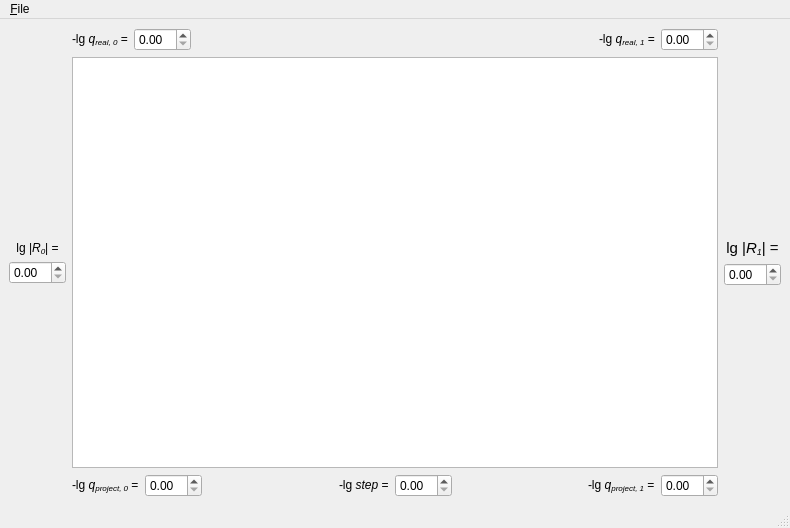
Qt form Protection_in_emergencies/risk_calculation/src/forms/main_window.ui (rutsky/semester10) before a commit.
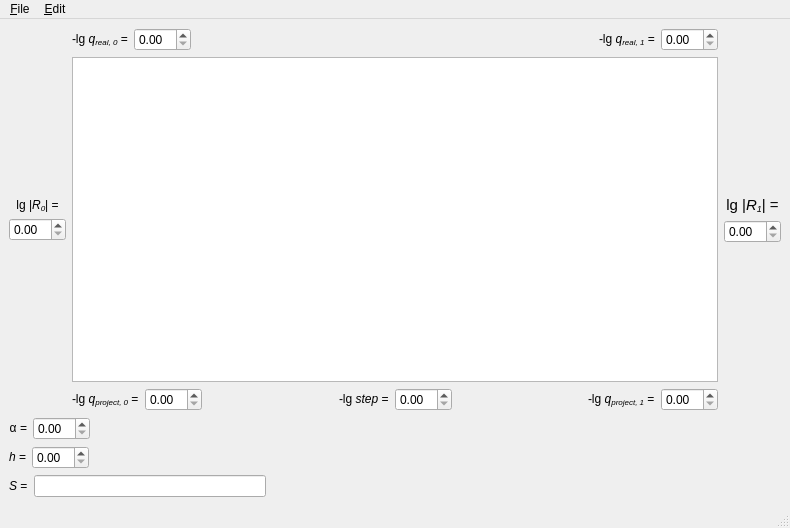
The same form after that commit.

```diff
--- a/Protection_in_emergencies/risk_calculation/src/forms/main_window.ui
+++ b/Protection_in_emergencies/risk_calculation/src/forms/main_window.ui
@@ -14,8 +14,8 @@
    <string>Risk Calculation Suite</string>
   </property>
   <widget class="QWidget" name="centralwidget">
-   <layout class="QGridLayout" name="gridLayout">
-    <item row="0" column="2">
+   <layout class="QVBoxLayout" name="verticalLayout_4">
+    <item>
      <layout class="QGridLayout" name="gridLayout_2">
       <item row="0" column="1">
        <layout class="QHBoxLayout" name="horizontalLayout">
@@ -215,8 +215,112 @@
       </item>
      </layout>
     </item>
-    <item row="1" column="2">
-     <layout class="QGridLayout" name="gridLayout_3"/>
+    <item>
+     <layout class="QGridLayout" name="gridLayout_4">
+      <item row="0" column="2">
+       <spacer name="horizontalSpacer_5">
+        <property name="orientation">
+         <enum>Qt::Horizontal</enum>
+        </property>
+        <property name="sizeHint" stdset="0">
+         <size>
+          <width>40</width>
+          <height>20</height>
+         </size>
+        </property>
+       </spacer>
+      </item>
+      <item row="1" column="0">
+       <layout class="QHBoxLayout" name="horizontalLayout_3">
+        <item>
+         <widget class="QLabel" name="label_8">
+          <property name="text">
+           <string>&lt;i&gt;h&lt;/i&gt; =</string>
+          </property>
+          <property name="alignment">
+           <set>Qt::AlignRight|Qt::AlignTrailing|Qt::AlignVCenter</set>
+          </property>
+         </widget>
+        </item>
+        <item>
+         <widget class="QDoubleSpinBox" name="h_spin"/>
+        </item>
+        <item>
+         <spacer name="horizontalSpacer_8">
+          <property name="orientation">
+           <enum>Qt::Horizontal</enum>
+          </property>
+          <property name="sizeHint" stdset="0">
+           <size>
+            <width>40</width>
+            <height>20</height>
+           </size>
+          </property>
+         </spacer>
+        </item>
+       </layout>
+      </item>
+      <item row="0" column="0">
+       <layout class="QHBoxLayout" name="horizontalLayout_4">
+        <item>
+         <widget class="QLabel" name="label_4">
+          <property name="text">
+           <string>&amp;alpha; =</string>
+          </property>
+          <property name="textFormat">
+           <enum>Qt::RichText</enum>
+          </property>
+          <property name="alignment">
+           <set>Qt::AlignRight|Qt::AlignTrailing|Qt::AlignVCenter</set>
+          </property>
+         </widget>
+        </item>
+        <item>
+         <widget class="QDoubleSpinBox" name="alpha_spin"/>
+        </item>
+        <item>
+         <spacer name="horizontalSpacer_7">
+          <property name="orientation">
+           <enum>Qt::Horizontal</enum>
+          </property>
+          <property name="sizeHint" stdset="0">
+           <size>
+            <width>40</width>
+            <height>20</height>
+           </size>
+          </property>
+         </spacer>
+        </item>
+       </layout>
+      </item>
+      <item row="2" column="0">
+       <layout class="QHBoxLayout" name="horizontalLayout_5">
+        <item>
+         <widget class="QLabel" name="label_9">
+          <property name="text">
+           <string>&lt;i&gt;S&lt;/i&gt; =</string>
+          </property>
+         </widget>
+        </item>
+        <item>
+         <widget class="QLineEdit" name="s_text"/>
+        </item>
+       </layout>
+      </item>
+      <item row="0" column="3">
+       <spacer name="horizontalSpacer_6">
+        <property name="orientation">
+         <enum>Qt::Horizontal</enum>
+        </property>
+        <property name="sizeHint" stdset="0">
+         <size>
+          <width>40</width>
+          <height>20</height>
+         </size>
+        </property>
+       </spacer>
+      </item>
+     </layout>
     </item>
    </layout>
   </widget>
@@ -244,7 +348,14 @@
     <addaction name="separator"/>
     <addaction name="action_Quit"/>
    </widget>
+   <widget class="QMenu" name="menu_Edit">
+    <property name="title">
+     <string>&amp;Edit</string>
+    </property>
+    <addaction name="actionClear_Marks"/>
+   </widget>
    <addaction name="menu"/>
+   <addaction name="menu_Edit"/>
   </widget>
   <widget class="QStatusBar" name="statusbar"/>
   <action name="action_Quit">
```
Left out of the diff: 26 changed lines with no effect on the pictures.
